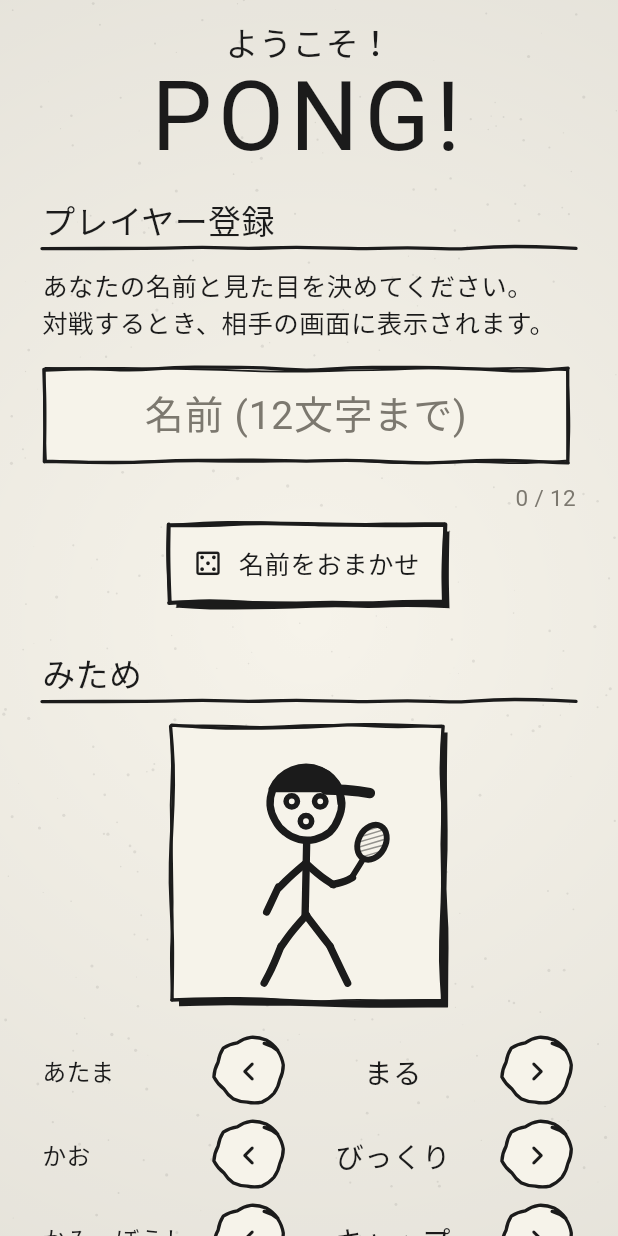
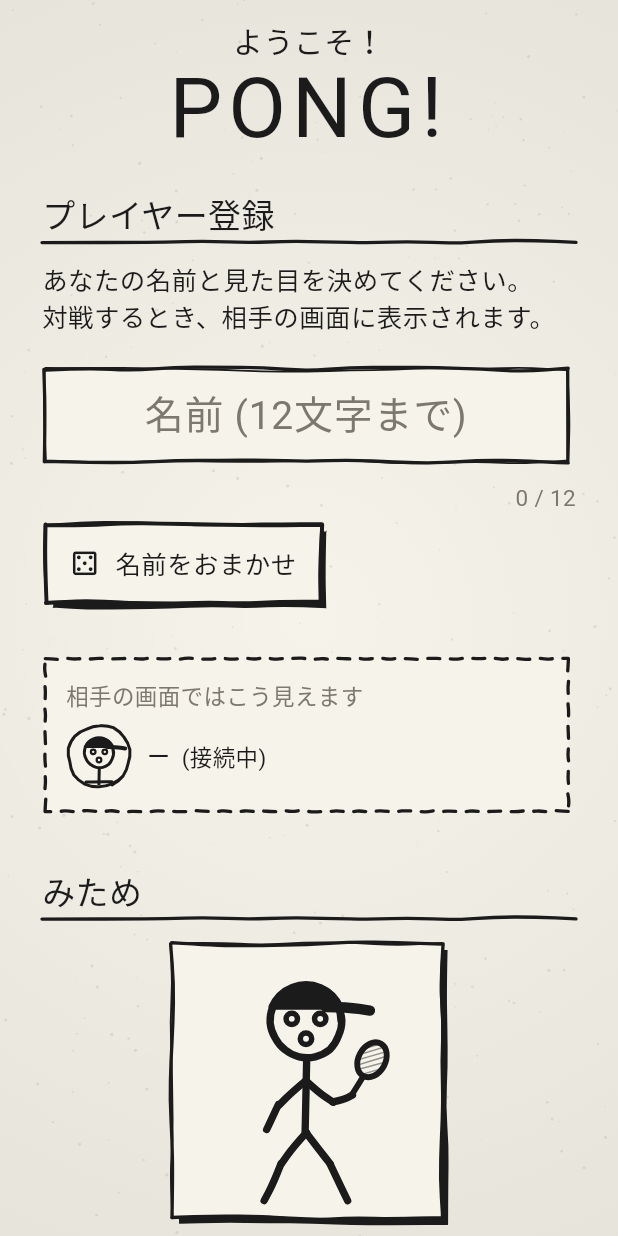
Before and after one commit to yuuyuu86/PONG-PC, a Flutter app: the screen it shows after launch, on a phone screen of 412 x 824 dp. Run offline on Flutter 3.47's test engine with Material 3 defaults, Android fonts, the phone set to English and light mode, and no system bars; our stand-ins replace audioplayers, shared_preferences; Roboto replaces fonts that are missing (Yomogi).

Commit message:
プロフィール登録画面をPC向けに調整

```diff
--- a/lib/screens/profile.dart
+++ b/lib/screens/profile.dart
@@ -77,18 +77,13 @@ class _RegisterScreenState extends State<RegisterScreen> {
   Widget build(BuildContext context) {
     final problem = _problem;
     final preview = _name.text.trim();
-    return DoodleScaffold(
-      showBack: false,
-      child: PageBody(
-        maxWidth: 640,
+    final identity = Column(
+      crossAxisAlignment: CrossAxisAlignment.stretch,
       children: [
-          const Text('ようこそ！', textAlign: TextAlign.center, style: TextStyle(fontSize: 22)),
-          const Text('PONG!', textAlign: TextAlign.center, style: TextStyle(fontSize: 64, height: 1.1, letterSpacing: 4)),
-          const SizedBox(height: 18),
         const DoodleHeading('プレイヤー登録'),
         const SizedBox(height: 10),
         const Text('あなたの名前と見た目を決めてください。\n対戦するとき、相手の画面に表示されます。', style: TextStyle(fontSize: 17, height: 1.45)),
-          const SizedBox(height: 16),
+        const SizedBox(height: 20),
         DoodleTextField(
           controller: _name,
           hint: '名前 (${AppSettings.maxNameLength}文字まで)',
@@ -102,15 +97,13 @@ class _RegisterScreenState extends State<RegisterScreen> {
         SizedBox(
           height: 26,
           child: _touched && problem != null
-                ? StatusLine(state: StatusKind.bad, text: problem)
+              ? Semantics(liveRegion: true, child: StatusLine(state: StatusKind.bad, text: problem))
               : Text('${preview.characters.length} / ${AppSettings.maxNameLength}', textAlign: TextAlign.end, style: const TextStyle(fontSize: 15, color: Palette.pencil)),
         ),
         Align(
+          alignment: Alignment.centerLeft,
           child: DoodleButton(
-              label: '名前をおまかせ',
-              icon: Icons.casino_outlined,
-              fontSize: 17,
-              seed: 161,
+            label: '名前をおまかせ', icon: Icons.casino_outlined, fontSize: 17, seed: 161,
             onPressed: () {
               final n = AppSettings.suggestName();
               _name.value = TextEditingValue(text: n, selection: TextSelection.collapsed(offset: n.length));
@@ -118,28 +111,52 @@ class _RegisterScreenState extends State<RegisterScreen> {
             },
           ),
         ),
-          const SizedBox(height: 26),
-          const DoodleHeading('みため'),
-          const SizedBox(height: 12),
-          AvatarEditor(value: _avatar, onChanged: (a) => setState(() => _avatar = a)),
-          const SizedBox(height: 22),
-          // 部屋の画面での表示と同じ形で、相手にどう見えるかを見せる
+        const SizedBox(height: 30),
         DoodleBox(
-            seed: 162,
-            dashed: true,
-            child: Column(
-              crossAxisAlignment: CrossAxisAlignment.start,
-              children: [
+          seed: 162, dashed: true,
+          child: Column(crossAxisAlignment: CrossAxisAlignment.start, children: [
             const Text('相手の画面ではこう見えます', style: TextStyle(fontSize: 15, color: Palette.pencil)),
             const SizedBox(height: 8),
             PlayerTag(avatar: _avatar, name: preview.isEmpty ? '―' : preview, trailing: '(接続中)'),
+          ]),
+        ),
       ],
-            ),
-          ),
+    );
+    final action = Column(
+      crossAxisAlignment: CrossAxisAlignment.stretch,
+      children: [
         const SizedBox(height: 24),
         DoodleButton(label: 'はじめる', icon: Icons.arrow_forward_rounded, primary: true, seed: 163, onPressed: problem == null ? _start : null),
         const SizedBox(height: 12),
         const Text('名前と見た目は、あとからトップ画面で変えられます。', textAlign: TextAlign.center, style: TextStyle(fontSize: 15, color: Palette.pencil)),
+      ],
+    );
+    final appearance = Column(
+      crossAxisAlignment: CrossAxisAlignment.stretch,
+      children: [
+        const DoodleHeading('みため'),
+        const SizedBox(height: 12),
+        AvatarEditor(value: _avatar, onChanged: (a) => setState(() => _avatar = a)),
+      ],
+    );
+    return DoodleScaffold(
+      showBack: false,
+      child: PageBody(
+        maxWidth: 1040,
+        children: [
+          const Text('ようこそ！', textAlign: TextAlign.center, style: TextStyle(fontSize: 20)),
+          const Text('PONG!', textAlign: TextAlign.center, style: TextStyle(fontSize: 56, height: 1.1, letterSpacing: 4)),
+          const SizedBox(height: 24),
+          LayoutBuilder(builder: (context, constraints) {
+            if (constraints.maxWidth < 760) {
+              return Column(crossAxisAlignment: CrossAxisAlignment.stretch, children: [identity, const SizedBox(height: 32), appearance, action]);
+            }
+            return Row(crossAxisAlignment: CrossAxisAlignment.start, children: [
+              Expanded(child: Column(crossAxisAlignment: CrossAxisAlignment.stretch, children: [identity, action])),
+              const SizedBox(width: 56),
+              Expanded(child: appearance),
+            ]);
+          }),
         ],
       ),
     );
```
Lines whose indentation alone changed are shown as unchanged.
